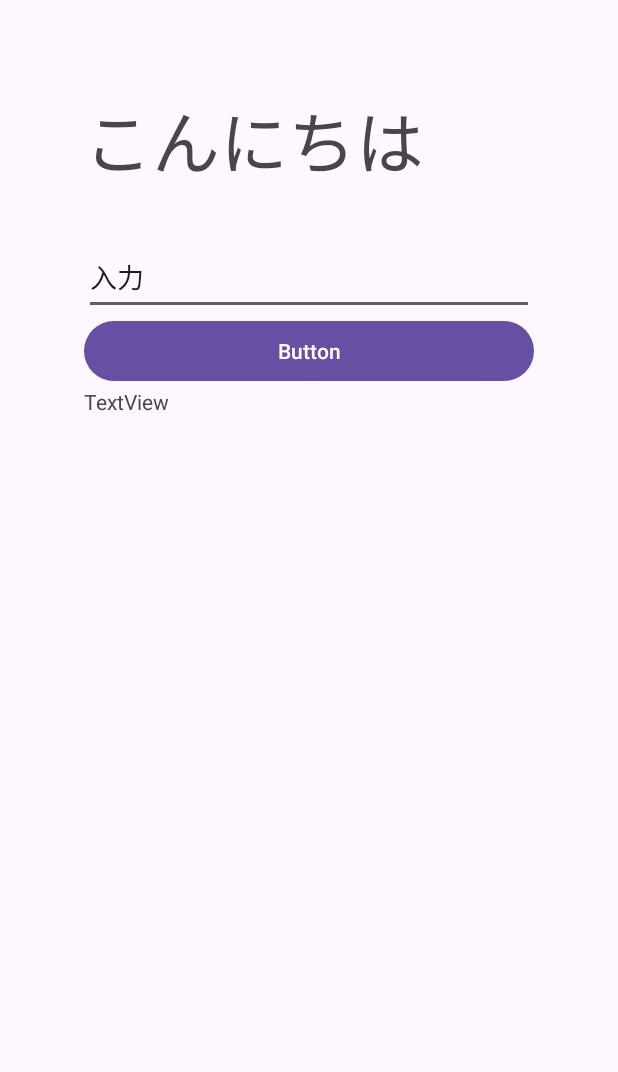
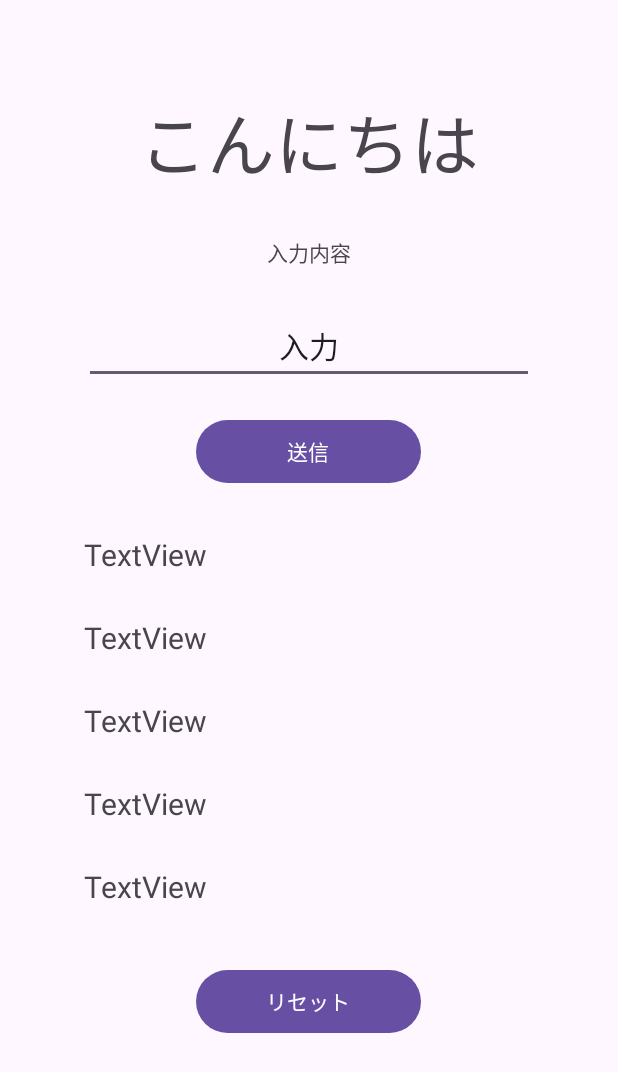
Before and after one commit to AmaZora230/kazuate, an Android app: the screen it shows after launch (MainActivity), on a phone screen of 412 x 824 dp. Shown: the top 1072 px of the screen. Run offline under Robolectric (Android 15) with nearby library versions, the phone set to English and light mode, and no system bars.

Commit message:
xmlの追加

```diff
--- a/app/build.gradle.kts
+++ b/app/build.gradle.kts
@@ -4,12 +4,12 @@ plugins {
 
 android {
     namespace = "com.example.kazuate"
-    compileSdk = 34
+    compileSdk = 35
 
     defaultConfig {
         applicationId = "com.example.kazuate"
         minSdk = 24
-        targetSdk = 34
+        targetSdk = 35
         versionCode = 1
         versionName = "1.0"
 
--- a/app/src/main/AndroidManifest.xml
+++ b/app/src/main/AndroidManifest.xml
@@ -11,7 +11,7 @@
         android:roundIcon="@mipmap/ic_launcher_round"
         android:supportsRtl="true"
         android:theme="@style/Theme.Kazuate"
-        tools:targetApi="31">
+        tools:targetApi="35">
         <activity
             android:name=".MainActivity"
             android:exported="true">
--- a/app/src/main/java/com/example/kazuate/MainActivity.java
+++ b/app/src/main/java/com/example/kazuate/MainActivity.java
@@ -20,5 +20,17 @@ public class MainActivity extends AppCompatActivity {
             v.setPadding(systemBars.left, systemBars.top, systemBars.right, systemBars.bottom);
             return insets;
         });
+
+        findViewById(R.id.result);
+        findViewById(R.id.btn);
+        findViewById(R.id.edit);
+        findViewById(R.id.rs0);
+        findViewById(R.id.rs1);
+        findViewById(R.id.rs2);
+        findViewById(R.id.rs3);
+        findViewById(R.id.rs4);
+
+
+
     }
 }
--- a/app/src/main/res/layout/activity_main.xml
+++ b/app/src/main/res/layout/activity_main.xml
@@ -15,34 +15,89 @@
 
         <Space
             android:layout_width="match_parent"
-            android:layout_height="60dp" />
+            android:layout_height="45dp" />
 
         <TextView
             android:id="@+id/result"
             android:layout_width="match_parent"
             android:layout_height="100dp"
             android:text="こんにちは"
-            android:textSize="45dp" />
+            android:textSize="45dp"
+            android:gravity="center"/>
+
+        <TextView
+            android:id="@+id/tv"
+            android:layout_width="match_parent"
+            android:layout_height="45dp"
+            android:text="入力内容"
+            android:gravity="center"/>
 
         <EditText
-            android:id="@+id/editTextText"
+            android:id="@+id/edit"
             android:layout_width="match_parent"
             android:layout_height="50dp"
             android:ems="10"
             android:inputType="text"
-            android:text="入力" />
+            android:text="入力"
+            android:layout_marginTop="15dp"
+            android:layout_marginBottom="20dp"
+            android:gravity="center"
+            android:textSize="20dp"/>
 
         <Button
-            android:id="@+id/button"
-            android:layout_width="match_parent"
-            android:layout_height="wrap_content"
-            android:text="Button" />
+            android:id="@+id/btn"
+            android:layout_width="150dp"
+            android:layout_height="50dp"
+            android:layout_marginBottom="30dp"
+            android:text="送信"
+            android:layout_gravity="center"/>
 
         <TextView
-            android:id="@+id/textView2"
+            android:id="@+id/rs0"
             android:layout_width="match_parent"
-            android:layout_height="wrap_content"
-            android:text="TextView" />
+            android:layout_height="45dp"
+            android:text="TextView"
+            android:textSize="20dp"
+            android:layout_marginBottom="10dp"/>
+
+        <TextView
+            android:id="@+id/rs1"
+            android:layout_width="match_parent"
+            android:layout_height="45dp"
+            android:text="TextView"
+            android:textSize="20dp"
+            android:layout_marginBottom="10dp"/>
+
+        <TextView
+            android:id="@+id/rs2"
+            android:layout_width="match_parent"
+            android:layout_height="45dp"
+            android:text="TextView"
+            android:textSize="20dp"
+            android:layout_marginBottom="10dp"/>
+
+        <TextView
+            android:id="@+id/rs3"
+            android:layout_width="match_parent"
+            android:layout_height="45dp"
+            android:text="TextView"
+            android:textSize="20dp"
+            android:layout_marginBottom="10dp"/>
+
+        <TextView
+            android:id="@+id/rs4"
+            android:layout_width="match_parent"
+            android:layout_height="45dp"
+            android:text="TextView"
+            android:textSize="20dp"
+            android:layout_marginBottom="20dp"/>
+
+        <Button
+            android:id="@+id/reset"
+            android:layout_width="150dp"
+            android:layout_height="50dp"
+            android:text="リセット"
+            android:layout_gravity="center"/>
 
     </LinearLayout>
 </androidx.constraintlayout.widget.ConstraintLayout>
```
